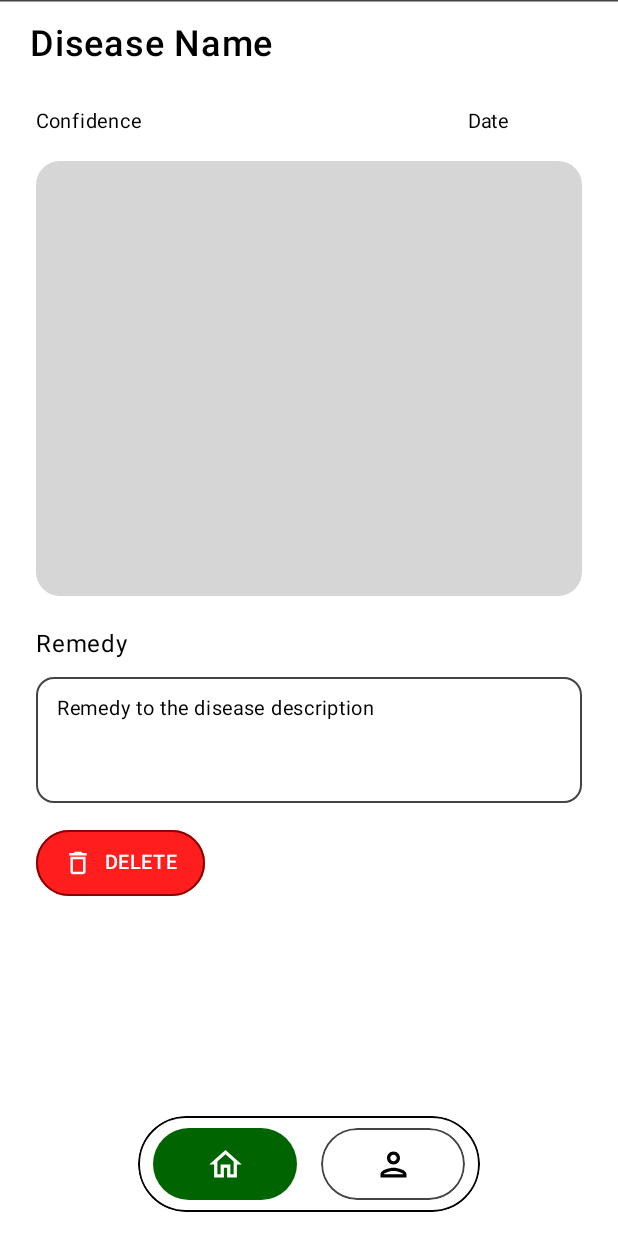
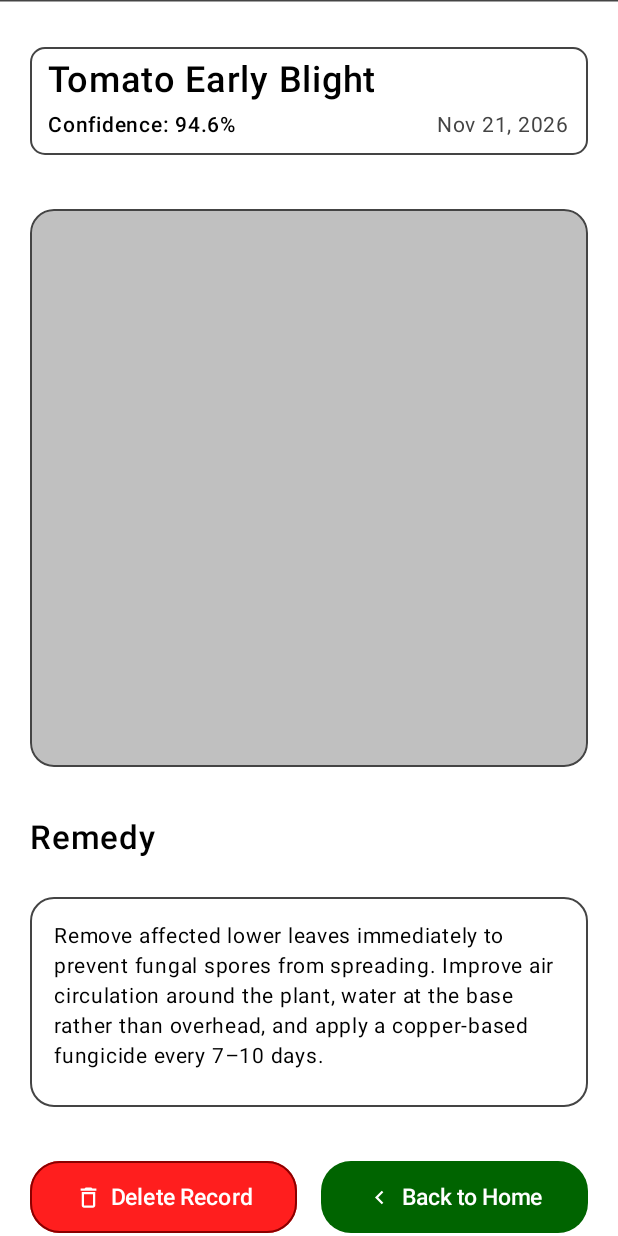
Before and after one commit to MichaelCM7/AI-Mobile-Project, an Android app built with Jetpack Compose: the @Preview function DiseaseIDScreenPreview, on a phone screen of 412 x 824 dp. Run offline under Robolectric (Android 15) with nearby library versions, the phone set to English and light mode, and no system bars; libraries missing offline, so code that uses them is left out: ai.onnxruntime; network calls fail.

Commit message:
finish the final styling of disease id and add preview

```diff
--- a/app/src/main/java/com/example/mobileaisemproject/screens/DiseaseID.kt
+++ b/app/src/main/java/com/example/mobileaisemproject/screens/DiseaseID.kt
@@ -1,78 +1,87 @@
 package com.example.mobileaisemproject.screens
 
+import android.graphics.Bitmap
+import android.graphics.Canvas
+import android.graphics.Color as AndroidColor
 import androidx.compose.foundation.BorderStroke
+import androidx.compose.foundation.Image
 import androidx.compose.foundation.background
+import androidx.compose.foundation.border
 import androidx.compose.foundation.layout.*
 import androidx.compose.foundation.rememberScrollState
 import androidx.compose.foundation.shape.RoundedCornerShape
 import androidx.compose.foundation.verticalScroll
 import androidx.compose.material.icons.Icons
+import androidx.compose.material.icons.automirrored.outlined.KeyboardArrowLeft
 import androidx.compose.material.icons.outlined.Delete
 import androidx.compose.material3.*
-import androidx.compose.runtime.*
+import androidx.compose.runtime.Composable
+import androidx.compose.runtime.remember
 import androidx.compose.ui.Alignment
 import androidx.compose.ui.Modifier
 import androidx.compose.ui.draw.clip
 import androidx.compose.ui.graphics.Color
+import androidx.compose.ui.graphics.asImageBitmap
+import androidx.compose.ui.layout.ContentScale
 import androidx.compose.ui.text.font.FontWeight
+import androidx.compose.ui.text.style.TextOverflow
 import androidx.compose.ui.tooling.preview.Preview
 import androidx.compose.ui.unit.dp
 import androidx.compose.ui.unit.sp
-import com.example.mobileaisemproject.components.CustomFloatingNavBar
 import com.example.mobileaisemproject.ml.DiseaseRecord
 import com.example.mobileaisemproject.ui.theme.MobileAISemProjectTheme
 
 @Composable
 fun DiseaseIDScreen(
     record: DiseaseRecord,
-    remedyText: String,
     onDeleteClick: () -> Unit,
-    onTabSelected: (Int) -> Unit,
+    onReturnHomeClick: () -> Unit,
     modifier: Modifier = Modifier
 ) {
-    var selectedTab by remember { mutableIntStateOf(0) }
-
     Scaffold(
         modifier = modifier.fillMaxSize(),
-        containerColor = Color.White,
+        containerColor = Color.Transparent,
         topBar = {
             Column(
                 modifier = Modifier
                     .fillMaxWidth()
                     .statusBarsPadding()
-                    .background(Color.White)
             ) {
                 HorizontalDivider(thickness = 1.dp, color = Color.DarkGray)
-                Text(
-                    text = "Disease Name",
-                    fontSize = 24.sp,
-                    fontWeight = FontWeight.Medium,
-                    color = Color.Black,
-                    modifier = Modifier.padding(horizontal = 20.dp, vertical = 14.dp)
-                )
+
+                Spacer(modifier = Modifier.height(30.dp))
             }
-        },
-        bottomBar = {
-            CustomFloatingNavBar(
-                selectedIndex = selectedTab,
-                onSelect = { index ->
-                    selectedTab = index
-                    onTabSelected(index)
-                },
-                modifier = Modifier
-                    .fillMaxWidth()
-                    .navigationBarsPadding()
-                    .padding(bottom = 16.dp)
-            )
         }
     ) { innerPadding ->
         Column(
             modifier = Modifier
                 .fillMaxSize()
                 .padding(innerPadding)
-                .verticalScroll(rememberScrollState())
-                .padding(horizontal = 24.dp, vertical = 12.dp)
+                .padding(horizontal = 20.dp)
+                .verticalScroll(rememberScrollState()),
+            verticalArrangement = Arrangement.spacedBy(12.dp)
         ) {
+            // Disease Name, Confidence & Recorded Date Card
+            Surface(
+                modifier = Modifier
+                    .fillMaxWidth()
+                    .heightIn(min = 60.dp),
+                shape = RoundedCornerShape(10.dp),
+                color = Color.White,
+                border = BorderStroke(1.dp, Color.DarkGray)
+            ) {
+                Column(
+                    modifier = Modifier.padding(horizontal = 12.dp, vertical = 8.dp)
+                ) {
+                    Text(
+                        text = record.name.ifBlank { "Disease Name" },
+                        fontSize = 24.sp,
+                        fontWeight = FontWeight.Medium,
+                        color = Color.Black
+                    )
+
+                    Spacer(modifier = Modifier.height(4.dp))
+
                     Row(
                         modifier = Modifier.fillMaxWidth(),
                         horizontalArrangement = Arrangement.SpaceBetween,
@@ -80,103 +89,175 @@ fun DiseaseIDScreen(
                     ) {
                         Text(
                             text = record.confidence.ifBlank { "Confidence" },
-                    fontSize = 13.sp,
+                            fontSize = 14.sp,
+                            fontWeight = FontWeight.Medium,
                             color = Color.Black
                         )
+
                         Text(
                             text = record.date.ifBlank { "Date" },
-                    fontSize = 13.sp,
-                    color = Color.Black,
-                    modifier = Modifier.padding(end = 48.dp)
+                            fontSize = 14.sp,
+                            fontWeight = FontWeight.Normal,
+                            color = Color.DarkGray
                         )
                     }
+                }
+            }
 
-            Spacer(modifier = Modifier.height(14.dp))
+            Spacer(modifier = Modifier.height(12.dp))
 
-            // Large rounded grey image / scan preview placeholder
+            // 1:1 Cropped Image Preview (with fallback placeholder if image is null)
             Box(
                 modifier = Modifier
                     .fillMaxWidth()
-                    .height(290.dp)
+                    .aspectRatio(1f)
                     .clip(RoundedCornerShape(16.dp))
                     .background(Color(0xFFD6D6D6))
+                    .border(1.dp, Color.DarkGray, RoundedCornerShape(16.dp)),
+                contentAlignment = Alignment.Center
+            ) {
+                if (record.image != null) {
+                    Image(
+                        bitmap = record.image.asImageBitmap(),
+                        contentDescription = "Saved Plant Leaf Scan",
+                        contentScale = ContentScale.Crop,
+                        modifier = Modifier.fillMaxSize()
                     )
+                } else {
+                    Text(
+                        text = "No Image Available",
+                        fontSize = 14.sp,
+                        color = Color.DarkGray
+                    )
+                }
+            }
 
-            Spacer(modifier = Modifier.height(20.dp))
+            Spacer(modifier = Modifier.height(10.dp))
 
+            // Remedy Section
             Text(
                 text = "Remedy",
-                fontSize = 16.sp,
-                fontWeight = FontWeight.Normal,
+                fontSize = 22.sp,
+                fontWeight = FontWeight.SemiBold,
                 color = Color.Black
             )
 
-            Spacer(modifier = Modifier.height(10.dp))
+            Spacer(modifier = Modifier.height(2.dp))
 
             Surface(
                 modifier = Modifier
                     .fillMaxWidth()
-                    .heightIn(min = 84.dp),
-                shape = RoundedCornerShape(12.dp),
+                    .heightIn(min = 140.dp),
+                shape = RoundedCornerShape(16.dp),
                 color = Color.White,
                 border = BorderStroke(1.dp, Color.DarkGray)
             ) {
                 Text(
-                    text = remedyText.ifBlank { "Remedy to the disease description" },
-                    fontSize = 13.sp,
-                    lineHeight = 18.sp,
+                    text = record.remedy.ifBlank { "Remedy description not available." },
+                    fontSize = 14.sp,
+                    lineHeight = 20.sp,
                     color = Color.Black,
-                    modifier = Modifier.padding(horizontal = 14.dp, vertical = 12.dp)
+                    modifier = Modifier.padding(16.dp)
                 )
             }
 
-            Spacer(modifier = Modifier.height(18.dp))
+            Spacer(modifier = Modifier.height(12.dp))
 
+            // Evenly sized horizontal action buttons
+            Row(
+                modifier = Modifier.fillMaxWidth(),
+                horizontalArrangement = Arrangement.spacedBy(16.dp),
+                verticalAlignment = Alignment.CenterVertically
+            ) {
+                // Delete Record Action Button
                 Button(
                     onClick = onDeleteClick,
-                shape = RoundedCornerShape(50),
+                    shape = RoundedCornerShape(20.dp),
                     border = BorderStroke(1.dp, Color(0xFF8A0000)),
                     colors = ButtonDefaults.buttonColors(
                         containerColor = Color(0xFFFF1E1E),
                         contentColor = Color.White
                     ),
-                contentPadding = PaddingValues(horizontal = 18.dp, vertical = 10.dp),
-                modifier = Modifier.height(44.dp)
+                    contentPadding = PaddingValues(horizontal = 12.dp, vertical = 10.dp),
+                    modifier = Modifier
+                        .weight(1f)
+                        .height(48.dp)
                 ) {
                     Icon(
                         imageVector = Icons.Outlined.Delete,
-                    contentDescription = "Delete",
+                        contentDescription = "Delete Record",
                         tint = Color.White,
-                    modifier = Modifier.size(20.dp)
+                        modifier = Modifier.size(18.dp)
                     )
-                Spacer(modifier = Modifier.width(8.dp))
+
+                    Spacer(modifier = Modifier.width(6.dp))
+
                     Text(
-                    text = "DELETE",
-                    fontSize = 13.sp,
+                        text = "Delete Record",
+                        fontSize = 15.sp,
                         fontWeight = FontWeight.Medium,
-                    letterSpacing = 0.6.sp
+                        maxLines = 1,
+                        overflow = TextOverflow.Ellipsis
                     )
                 }
 
-            Spacer(modifier = Modifier.height(16.dp))
+                // Back to Home Button
+                Button(
+                    onClick = onReturnHomeClick,
+                    shape = RoundedCornerShape(20.dp),
+                    colors = ButtonDefaults.buttonColors(
+                        containerColor = AppColors.Green,
+                        contentColor = Color.White
+                    ),
+                    contentPadding = PaddingValues(horizontal = 12.dp, vertical = 10.dp),
+                    modifier = Modifier
+                        .weight(1f)
+                        .height(48.dp)
+                ) {
+                    Icon(
+                        imageVector = Icons.AutoMirrored.Outlined.KeyboardArrowLeft,
+                        contentDescription = null,
+                        modifier = Modifier.size(18.dp)
+                    )
+
+                    Spacer(modifier = Modifier.width(6.dp))
+
+                    Text(
+                        text = "Back to Home",
+                        fontSize = 15.sp,
+                        fontWeight = FontWeight.Medium,
+                        maxLines = 1,
+                        overflow = TextOverflow.Ellipsis
+                    )
+                }
+            }
+
+            Spacer(modifier = Modifier.height(14.dp))
         }
     }
 }
 
-@Preview(showBackground = true, showSystemUi = true)
+@Preview(showBackground = true)
 @Composable
 fun DiseaseIDScreenPreview() {
+    val mockBitmap = remember {
+        Bitmap.createBitmap(224, 224, Bitmap.Config.ARGB_8888).apply {
+            Canvas(this).drawColor(AndroidColor.parseColor("#C0C0C0"))
+        }
+    }
+
     MobileAISemProjectTheme {
         DiseaseIDScreen(
             record = DiseaseRecord(
                 id = "1",
-                name = "Disease Name",
-                confidence = "Confidence",
-                date = "Date"
+                name = "Tomato Early Blight",
+                confidence = "Confidence: 94.6%",
+                date = "Nov 21, 2026",
+                remedy = "Remove affected lower leaves immediately to prevent fungal spores from spreading. Improve air circulation around the plant, water at the base rather than overhead, and apply a copper-based fungicide every 7–10 days.",
+                image = mockBitmap
             ),
-            remedyText = "Remedy to the disease description",
             onDeleteClick = {},
-            onTabSelected = {}
+            onReturnHomeClick = {}
         )
     }
 }
```
Lines whose indentation alone changed are shown as unchanged.
